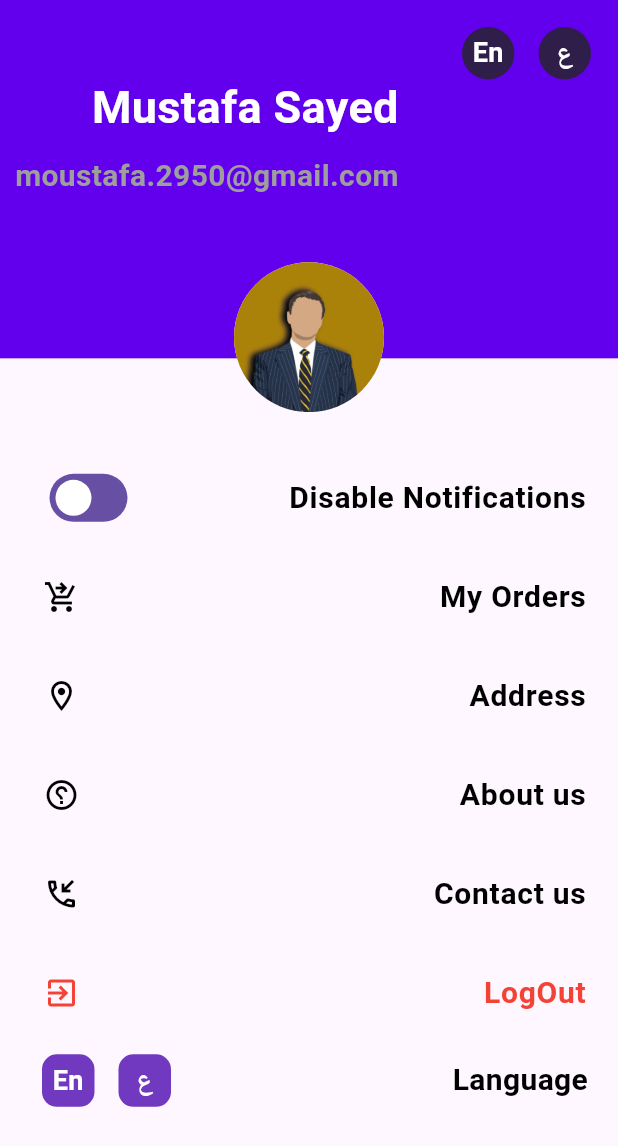
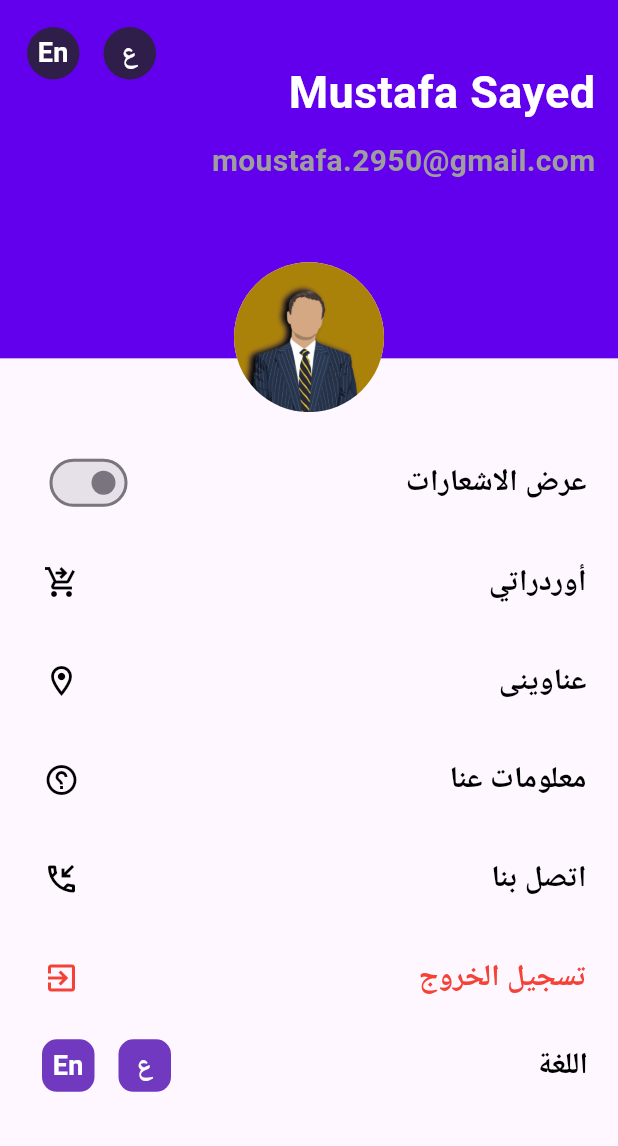
Before and after one commit to mosayed40/e_commerce_app, a Flutter app: the Setting screen opened by its route, after a tap on an icon or button, on a phone screen of 412 x 824 dp. Shown: the top 1146 px of the screen. Run offline on Flutter 3.47's test engine with Material 3 defaults, Android fonts, the phone set to English and light mode, and no system bars; our stand-ins replace cached_network_image, dartz, firebase_core, firebase_messaging, geolocator, get and 4 more; accounts and stored records are empty.

Commit message:
Problem Solving

```diff
--- a/lib/controller/home_controller.dart
+++ b/lib/controller/home_controller.dart
@@ -12,7 +12,7 @@ abstract class HomeController extends GetxController {
   initialData();
   getData();
   goToItems(List categories, int i);
-  goToMyfavorite();
+  goToPerson();
   goToPageItemDetails(ItemsModel itemsModel);
   checkSearch(val);
   onSearch();
@@ -46,7 +46,6 @@ class HomeControllerImp extends HomeController {
     lang = myServices.sharedPreferences.getString("lang");
     username = myServices.sharedPreferences.getString("username");
     id = myServices.sharedPreferences.getInt("id");
-    update();
   }
 
   @override
@@ -84,7 +83,7 @@ class HomeControllerImp extends HomeController {
   }
 
   @override
-  goToMyfavorite() {
+  goToPerson() {
     // Get.toNamed(AppRoute.myFavorite);
   }
 
--- a/lib/controller/setting_controller.dart
+++ b/lib/controller/setting_controller.dart
@@ -9,6 +9,13 @@ abstract class SettingController extends GetxController {
 
 class SettingControllerImp extends SettingController {
   MyServices myServices = Get.find();
+  String? lang;
+
+  @override
+  void onInit() {
+    lang = myServices.sharedPreferences.getString("lang");
+    super.onInit();
+  }
 
   @override
   logOut() {
--- a/lib/core/localization/changelocal.dart
+++ b/lib/core/localization/changelocal.dart
@@ -1,3 +1,5 @@
+import 'package:e_commerce_app/controller/home_controller.dart';
+import 'package:e_commerce_app/controller/setting_controller.dart';
 import 'package:flutter/material.dart';
 import 'package:e_commerce_app/core/constant/app_theme.dart';
 import 'package:e_commerce_app/core/services/services.dart';
@@ -32,6 +34,16 @@ class LocaleController extends GetxController {
     appThemeLanguage = langcode == "ar" ? themeArabic : themeEnglish;
     Get.changeTheme(appThemeLanguage);
     Get.updateLocale(locale);
+    updateLangUI(langcode);
+  }
+
+  updateLangUI(String valLang) {
+    // 👇 أضف هذا السطر لتحديث الواجهة
+    final homeController = Get.find<HomeControllerImp>();
+    final settingController = Get.find<SettingControllerImp>();
+    homeController.lang = valLang;
+    settingController.lang = valLang;
+    update();
   }
 
   requestPermissionLocation() async {
@@ -50,7 +62,6 @@ class LocaleController extends GetxController {
         return Get.snackbar("تنبية", "الرجاء اعطاء صلاحية الموقع للتطبيق");
       }
     }
-
     if (permission == LocationPermission.deniedForever) {
       return Get.snackbar("تنبية", "لا يمكن استخدام التطبيق بدون اللوكيشن ");
     }
--- a/lib/core/localization/translation.dart
+++ b/lib/core/localization/translation.dart
@@ -59,14 +59,25 @@ class MyTranslation extends Translations {
       // أزرار تغيير اللغة
       "button1": "العربية",
       "button2": "ألانجليزية",
+      // شاشة الصفحات
+      "home": "رئيسية",
+      "cart": "تسوق",
+      "favorite": "مفضلة",
+      "setting": "أعدادات",
       // ألصفحة الرئيسية
       "search": "البحث عن المنتجات",
       "titleCardHome": "مفاجأة الصيف",
       "subtitleCardHome": "استرداد نقدي 25%",
       "titleCat": "ألفئات",
       "titleItem": "عروض حصرية",
+      // صفحة تفاصيل المنتج
+      "titlePageItmeDetails": "تفاصيل المنتج",
+      "count": "العدد",
+      "price": "السعر",
       // سلة التسوق
       "titlePageShoppingCart": "سلة التسوق",
+      // صفحة المفضلة
+      "titlePageFavorit": "ألمفضلة",
       // صفحة أوردراتي
       "titlePageMyOrders": "أوردراتي",
       "paymentMethod": "طريقة الدفع",
@@ -87,6 +98,14 @@ class MyTranslation extends Translations {
       "phoneNumber": "رقم الهاتف",
       "addressCity": "المدينة",
       "addressStreet": "الشارع",
+      // Setting
+      "notifications": "عرض الاشعارات",
+      "orders": "أوردراتي",
+      "address": "عناوينى",
+      "aboutUs": "معلومات عنا",
+      "contactUs": "اتصل بنا",
+      "logOut": "تسجيل الخروج",
+      "language": "اللغة",
     },
     //========================================================
     // English Language
@@ -146,14 +165,25 @@ class MyTranslation extends Translations {
       // Language change buttons
       "button1": "A R",
       "button2": "E N",
+      // Pages Screen
+      "home": "Home",
+      "cart": "Shopping",
+      "favorite": "Favorite",
+      "setting": "Setting",
       // Home Page
       "search": "Search For products",
       "titleCardHome": "A summer surprise",
       "subtitleCardHome": "Cash back 25%",
       "titleCat": "Categories",
       "titleItem": "Exclusive Offers",
-      // Shopping Cart
+      // Items Details Page
+      "titlePageItmeDetails": "Items Details",
+      "count": "Count",
+      "price": "Price",
+      // Shopping Cart Page
       "titlePageShoppingCart": "Shopping Cart",
+      // Favorite Page
+      "titlePageFavorit": "Favorite ",
       // My orders
       "titlePageMyOrders": "My orders",
       "paymentMethod": "Payment Method",
@@ -175,6 +205,14 @@ class MyTranslation extends Translations {
       "phoneNumber": "Phone Number",
       "addressCity": "City",
       "addressStreet": "Street",
+      // Setting
+      "notifications": "Disable Notifications",
+      "orders": "My Orders",
+      "address": "My Address",
+      "aboutUs": "About Us",
+      "contactUs": "Contact Us",
+      "logOut": "Log Out",
+      "language": "Language",
     },
   };
 }
--- a/lib/view/screen/favorite.dart
+++ b/lib/view/screen/favorite.dart
@@ -1,7 +1,6 @@
 import 'package:e_commerce_app/controller/favorite_controller.dart';
 import 'package:e_commerce_app/core/class/handling_data_view.dart';
 import 'package:e_commerce_app/core/constant/colors.dart';
-import 'package:e_commerce_app/core/shared/custom_icon_back.dart';
 import 'package:e_commerce_app/core/shared/custom_title_page.dart';
 import 'package:e_commerce_app/view/widget/favorite/custom_list_favortie_items.dart';
 import 'package:flutter/material.dart';
@@ -20,8 +19,7 @@ class MyFavorite extends StatelessWidget {
         automaticallyImplyLeading: false,
         actionsPadding: EdgeInsetsDirectional.symmetric(horizontal: 20),
         actions: [
-          CustomIconBack(),
-          Expanded(flex: 4, child: CustomTitlePage(title: "Favorite")),
+          Expanded(flex: 4, child: CustomTitlePage(title: "titlePageFavorit")),
         ],
       ),
       body: Container(
--- a/lib/view/screen/items.dart
+++ b/lib/view/screen/items.dart
@@ -37,7 +37,7 @@ class ItemsPage extends StatelessWidget {
                 flex: 6,
                 child: CustomSearchTextFormField(
                   myController: controller.search!,
-                  hintText: "Search For Products",
+                  hintText: "search".tr,
                   onChanged: (val) {
                     controller.checkSearch(val);
                   },
--- a/lib/view/screen/setting.dart
+++ b/lib/view/screen/setting.dart
@@ -1,3 +1,4 @@
+import 'package:e_commerce_app/controller/setting_controller.dart';
 import 'package:e_commerce_app/core/constant/colors.dart';
 import 'package:e_commerce_app/core/constant/image_asset.dart';
 import 'package:e_commerce_app/view/widget/setting/Custom_setting_page_optins.dart';
@@ -10,6 +11,7 @@ class Setting extends GetView<LocaleController> {
   const Setting({super.key});
   @override
   Widget build(BuildContext context) {
+    SettingControllerImp controllerImp = Get.put(SettingControllerImp());
     return Scaffold(
       appBar: AppBar(
         toolbarHeight: 10,
@@ -31,27 +33,38 @@ class Setting extends GetView<LocaleController> {
                 ),
               ),
               Positioned(
-                top: 40,
-                left: 10,
+                top: 30,
+                right: controllerImp.lang == "en" ? 10 : null,
+                left: controllerImp.lang == "ar" ? 10 : null,
+                child: SizedBox(
+                  width: Get.width / 1 - 25,
                   child: Column(
-                  mainAxisAlignment: MainAxisAlignment.start,
+                    mainAxisAlignment: MainAxisAlignment.center,
                     crossAxisAlignment: CrossAxisAlignment.start,
                     children: [
                       Text(
                         "Mustafa Sayed",
-                      style: const TextStyle(color: Colors.white, fontSize: 30),
+                        style: const TextStyle(
+                          color: Colors.white,
+                          fontSize: 30,
                         ),
-                    SizedBox(height: 10),
+                      ),
+                      const SizedBox(height: 10),
                       Text(
                         "moustafa.2950@gmail.com",
-                      style: const TextStyle(color: Colors.grey, fontSize: 20),
+                        style: const TextStyle(
+                          color: Colors.grey,
+                          fontSize: 20,
+                        ),
                       ),
                     ],
                   ),
                 ),
+              ),
               Positioned(
                 top: 0,
-                right: 10,
+                right: controllerImp.lang == "en" ? 10 : null,
+                left: controllerImp.lang == "en" ? null : 10,
                 child: Row(
                   children: [
                     IconButton(
@@ -92,7 +105,7 @@ class Setting extends GetView<LocaleController> {
               ),
             ],
           ),
-          const SizedBox(height: 60),
+          const SizedBox(height: 50),
           CustomSettingPageOptins(),
           CustomLangSetting(),
         ],
--- a/lib/view/widget/cart/custom_item_on_product_cart.dart
+++ b/lib/view/widget/cart/custom_item_on_product_cart.dart
@@ -1,6 +1,7 @@
 import 'package:cached_network_image/cached_network_image.dart';
 import 'package:e_commerce_app/core/constant/colors.dart';
 import 'package:e_commerce_app/controller/cart_controller.dart';
+import 'package:e_commerce_app/core/functions/translate_database.dart';
 import 'package:e_commerce_app/core/middle_ware/cart_model.dart';
 import 'package:e_commerce_app/link_api.dart';
 import 'package:flutter/material.dart';
@@ -37,7 +38,7 @@ class CustomItemOnProductCart extends StatelessWidget {
               title: Padding(
                 padding: const EdgeInsets.only(bottom: 5),
                 child: Text(
-                  "${cartModel.itemsName}",
+                  "${translateDatabase(cartModel.itemsNameAr, cartModel.itemsName)}",
                   style: TextStyle(fontSize: 18),
                 ),
               ),
--- a/lib/view/widget/home_page/custom_card_home.dart
+++ b/lib/view/widget/home_page/custom_card_home.dart
@@ -51,7 +51,7 @@ class CustomCardHome extends GetView<HomeControllerImp> {
             builder: (controller) => Positioned(
               top: -15,
               left: controller.lang == "ar" ? -20 : null,
-              right: controller.lang == "en" ? -20 : null,
+              right: controller.lang == "ar" ? null : -20,
               child: Container(
                 height: 150,
                 width: 150,
--- a/lib/view/widget/setting/Custom_setting_page_optins.dart
+++ b/lib/view/widget/setting/Custom_setting_page_optins.dart
@@ -13,26 +13,30 @@ class CustomSettingPageOptins extends StatelessWidget {
     List data = [
       {
         "id": "1",
-        "titel": "Disable Notifications",
-        "icon": Switch(onChanged: (val) {}, value: true),
+        "titel": "notifications".tr,
+        "icon": Switch(onChanged: (val) {}, value: false),
       },
       {
         "id": "2",
-        "titel": "My Orders",
+        "titel": "orders".tr,
         "icon": Icon(Icons.shopping_cart_checkout_outlined),
       },
-      {"id": "3", "titel": "Address", "icon": Icon(Icons.location_on_outlined)},
+      {
+        "id": "3",
+        "titel": "address".tr,
+        "icon": Icon(Icons.location_on_outlined),
+      },
       {
         "id": "4",
-        "titel": "About us",
+        "titel": "aboutUs".tr,
         "icon": Icon(Icons.help_outline_outlined),
       },
       {
         "id": "5",
-        "titel": "Contact us",
+        "titel": "contactUs".tr,
         "icon": Icon(Icons.phone_callback_outlined),
       },
-      {"id": "6", "titel": "LogOut", "icon": Icon(Icons.exit_to_app)},
+      {"id": "6", "titel": "logOut".tr, "icon": Icon(Icons.exit_to_app)},
     ];
     return Column(
       children: [
@@ -45,9 +49,7 @@ class CustomSettingPageOptins extends StatelessWidget {
                 Material(
                   child: ListTile(
                     onTap: () {
-                      if (data[i]['id'] == "1") {
-                        print("Notifications");
-                      } else if (data[i]['id'] == "2") {
+                      if (data[i]['id'] == "2") {
                         Get.toNamed(AppRoute.pendingOrder);
                       } else if (data[i]['id'] == "3") {
                         Get.toNamed(AppRoute.viewAddress);
--- a/lib/view/widget/setting/custom_lang_setting.dart
+++ b/lib/view/widget/setting/custom_lang_setting.dart
@@ -11,7 +11,10 @@ class CustomLangSetting extends GetView<LocaleController> {
       padding: EdgeInsetsGeometry.symmetric(horizontal: 20),
       child: Row(
         children: [
-          Text("Language", style: TextStyle(color: Colors.black, fontSize: 20)),
+          Text(
+            "language".tr,
+            style: TextStyle(color: Colors.black, fontSize: 20),
+          ),
           Spacer(),
           Row(
             children: [
```
Also changed, not shown: lib/controller/address/view_address_controller.dart (+13 -11 lines), lib/view/screen/address/view_address.dart (+52 -52 lines), lib/view/screen/home.dart (+5 -2 lines), lib/view/screen/home_screen.dart (+5 -5 lines), lib/view/screen/item_details.dart (+29 -23 lines), lib/view/screen/orders/order_details.dart (+5 -2 lines), lib/view/widget/custom_google_map.dart (renamed from lib/view/widget/order/custom_google_map.dart, +3 -6 lines), lib/view/widget/home_page/custom_app_bar.dart (+7 -7 lines), lib/view/widget/home_page/custom_list_items.dart (+9 -5 lines). Lines whose indentation alone changed are shown as unchanged.
